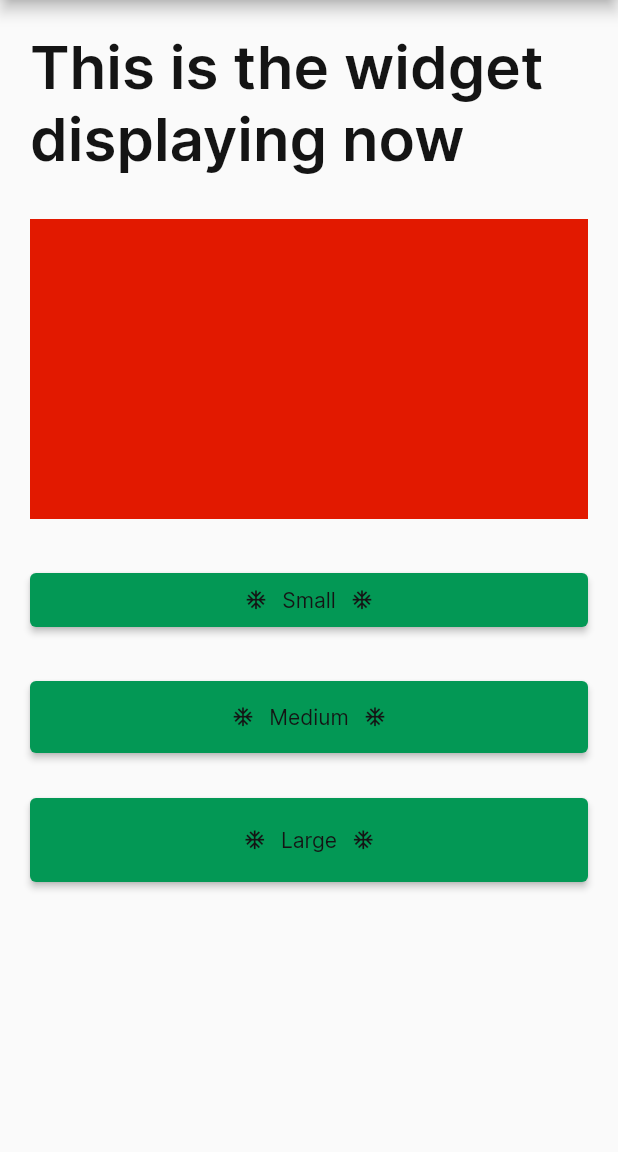
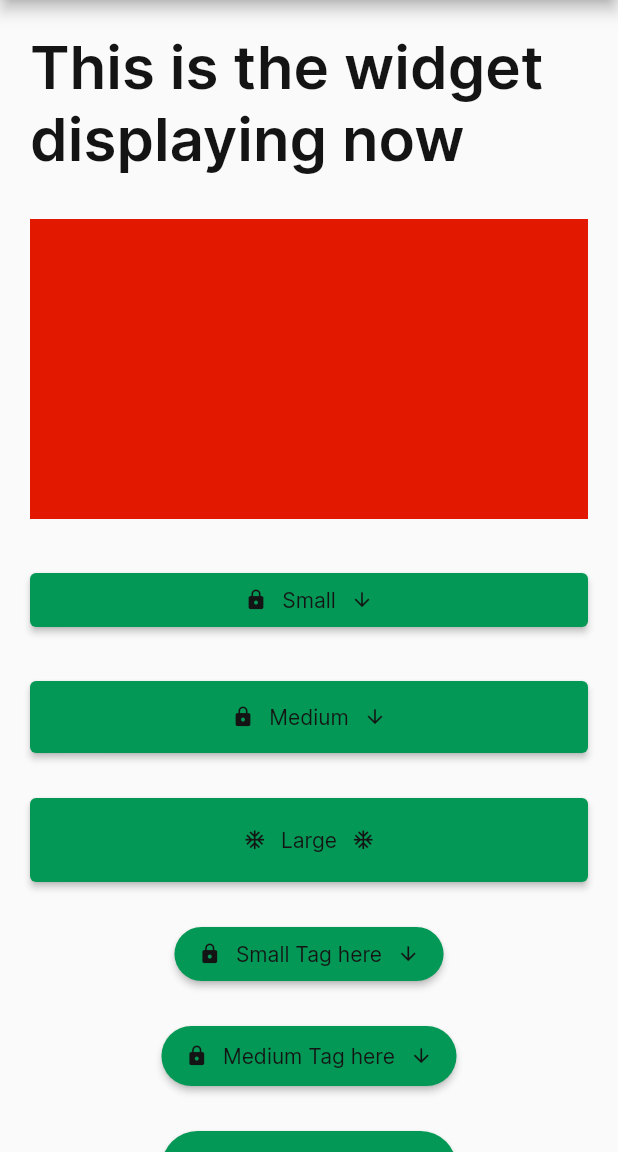
Before and after one commit to MayJuun/design_system, a Flutter app: the screen it shows after launch, on a phone screen of 412 x 824 dp, the part 84-1236 px from its top. Run offline on Flutter 3.47's test engine with Material 2 defaults, Android fonts, the phone set to English and light mode, and no system bars.

Commit message:
chore: Pill Button added

```diff
--- a/lib/buttons/large/button_large.dart
+++ b/lib/buttons/large/button_large.dart
@@ -38,4 +38,51 @@ class ButtonLarge {
       ),
     );
   }
+
+  ///This method takes in params: [child] of type required widget,
+  ///
+  ///[height] of type double? , [width] of type double?, [prefix] of type IconData?,
+  ///
+  ///[suffix] of type IconData and
+  ///
+  ///[onPressed] of type required void Function?
+  ///
+  static Row pillButton({
+    required Widget child,
+    double? height,
+    double? width,
+    IconData? prefix,
+    IconData? suffix,
+    required void Function() onPressed,
+  }) {
+    return Row(
+      mainAxisAlignment: MainAxisAlignment.center,
+      children: [
+        Align(
+          child: SizedBox(
+            height: height ?? 48,
+            width: width,
+            child: ElevatedButton(
+              onPressed: onPressed,
+              child: Row(
+                mainAxisAlignment: MainAxisAlignment.center,
+                children: [
+                  Icon(prefix, size: 15),
+                  SpaceConsts.horizontalOne,
+                  child,
+                  SpaceConsts.horizontalOne,
+                  Icon(suffix, size: 15),
+                ],
+              ),
+              style: ButtonStyle(
+                enableFeedback: true,
+                shape: MaterialStateProperty.all<OutlinedBorder>(
+                    const StadiumBorder()),
+              ),
+            ),
+          ),
+        ),
+      ],
+    );
+  }
 }
--- a/lib/buttons/medium/button_medium.dart
+++ b/lib/buttons/medium/button_medium.dart
@@ -38,4 +38,51 @@ class ButtonMedium {
       ),
     );
   }
+
+  ///This method takes in params: [child] of type required widget,
+  ///
+  ///[height] of type double? , [width] of type double?, [prefix] of type IconData?,
+  ///
+  ///[suffix] of type IconData and
+  ///
+  ///[onPressed] of type required void Function?
+  ///
+  static Row pillButton({
+    required Widget child,
+    double? height,
+    double? width,
+    IconData? prefix,
+    IconData? suffix,
+    required void Function() onPressed,
+  }) {
+    return Row(
+      mainAxisAlignment: MainAxisAlignment.center,
+      children: [
+        Align(
+          child: SizedBox(
+            height: height ?? 40,
+            width: width,
+            child: ElevatedButton(
+              onPressed: onPressed,
+              child: Row(
+                mainAxisAlignment: MainAxisAlignment.center,
+                children: [
+                  Icon(prefix, size: 15),
+                  SpaceConsts.horizontalOne,
+                  child,
+                  SpaceConsts.horizontalOne,
+                  Icon(suffix, size: 15),
+                ],
+              ),
+              style: ButtonStyle(
+                enableFeedback: true,
+                shape: MaterialStateProperty.all<OutlinedBorder>(
+                    const StadiumBorder()),
+              ),
+            ),
+          ),
+        ),
+      ],
+    );
+  }
 }
--- a/lib/buttons/small/button_small.dart
+++ b/lib/buttons/small/button_small.dart
@@ -4,7 +4,7 @@ import 'package:design_system/utils/consts.dart';
 import 'package:flutter/material.dart';
 
 class ButtonSmall {
-  ///This function takes in params: [child] of type required widget,
+  ///This method takes in params: [child] of type required widget,
   ///
   ///[height] of type double? , [width] of type double?, [prefix] of type IconData?,
   ///
@@ -17,7 +17,7 @@ class ButtonSmall {
     double? width,
     IconData? prefix,
     IconData? suffix,
-    required void Function() onPressed,
+    required void Function()? onPressed,
   }) {
     return ElevatedButton(
       onPressed: onPressed,
@@ -38,4 +38,51 @@ class ButtonSmall {
       ),
     );
   }
+
+  ///This method takes in params: [child] of type required widget,
+  ///
+  ///[height] of type double? , [width] of type double?, [prefix] of type IconData?,
+  ///
+  ///[suffix] of type IconData and
+  ///
+  ///[onPressed] of type required void Function?
+  ///
+  static Row pillButton({
+    required Widget child,
+    double? height,
+    double? width,
+    IconData? prefix,
+    IconData? suffix,
+    required void Function() onPressed,
+  }) {
+    return Row(
+      mainAxisAlignment: MainAxisAlignment.center,
+      children: [
+        Align(
+          child: SizedBox(
+            height: height ?? 36,
+            width: width,
+            child: ElevatedButton(
+              onPressed: onPressed,
+              child: Row(
+                mainAxisAlignment: MainAxisAlignment.center,
+                children: [
+                  Icon(prefix, size: 15),
+                  SpaceConsts.horizontalOne,
+                  child,
+                  SpaceConsts.horizontalOne,
+                  Icon(suffix, size: 15),
+                ],
+              ),
+              style: ButtonStyle(
+                enableFeedback: true,
+                shape: MaterialStateProperty.all<OutlinedBorder>(
+                    const StadiumBorder()),
+              ),
+            ),
+          ),
+        ),
+      ],
+    );
+  }
 }
--- a/lib/main.dart
+++ b/lib/main.dart
@@ -1,4 +1,4 @@
-import 'package:design_system/buttons/buttons.dart';
+import 'package:design_system/buttons/buttons.convinience.dart';
 import 'package:design_system/typography/typography.dart';
 import 'package:flutter/material.dart';
 import 'colors/colors.dart';
@@ -60,20 +60,23 @@
             ),
             // ElevatedButton(onPressed: () {}, child: const Text('Press me'))
             ButtonSmall.elevatedButtonComponent(
-              prefix: Icons.ac_unit,
-              suffix: Icons.ac_unit,
+              prefix: Icons.lock,
+              suffix: Icons.arrow_downward_outlined,
               child: Text(
                 'Small',
                 style: MayJuunType.label3(),
               ),
-              onPressed: () {},
+              onPressed: () {
+                debugPrint('running');
+              },
             ),
             const SizedBox(
               height: 30,
             ),
+
             ButtonMedium.elevatedButtonComponent(
-              prefix: Icons.ac_unit,
-              suffix: Icons.ac_unit,
+              prefix: Icons.lock,
+              suffix: Icons.arrow_downward_outlined,
               child: Text(
                 'Medium',
                 style: MayJuunType.label3(),
@@ -83,11 +86,53 @@
             const SizedBox(
               height: 30,
             ),
+
             ButtonLarge.elevatedButtonComponent(
               prefix: Icons.ac_unit,
               suffix: Icons.ac_unit,
               child: Text(
                 'Large',
+                style: MayJuunType.label3(),
+              ),
+              onPressed: () {},
+            ),
+
+            const SizedBox(
+              height: 30,
+            ),
+            ButtonSmall.pillButton(
+              prefix: Icons.lock,
+              suffix: Icons.arrow_downward_outlined,
+              // width: 150,
+              child: Text(
+                'Small Tag here',
+                style: MayJuunType.label3(),
+              ),
+              onPressed: () {},
+            ),
+            const SizedBox(
+              height: 30,
+            ),
+
+            ButtonMedium.pillButton(
+              prefix: Icons.lock,
+              suffix: Icons.arrow_downward_outlined,
+              // width: 150,
+              child: Text(
+                'Medium Tag here',
+                style: MayJuunType.label3(),
+              ),
+              onPressed: () {},
+            ),
+            const SizedBox(
+              height: 30,
+            ),
+            ButtonLarge.pillButton(
+              prefix: Icons.lock,
+              suffix: Icons.arrow_downward_outlined,
+              // width: 150,
+              child: Text(
+                'Medium Tag here',
                 style: MayJuunType.label3(),
               ),
               onPressed: () {},
```
Also changed, not shown: lib/buttons/buttons.convinience.dart (renamed from lib/buttons/buttons.dart).
